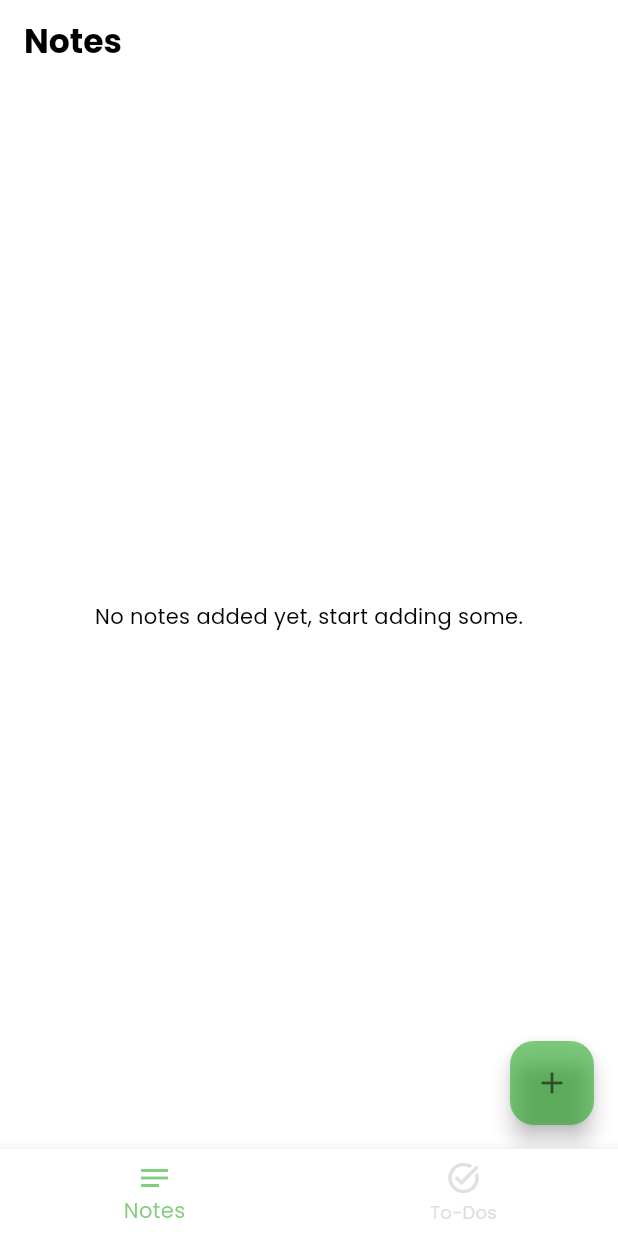
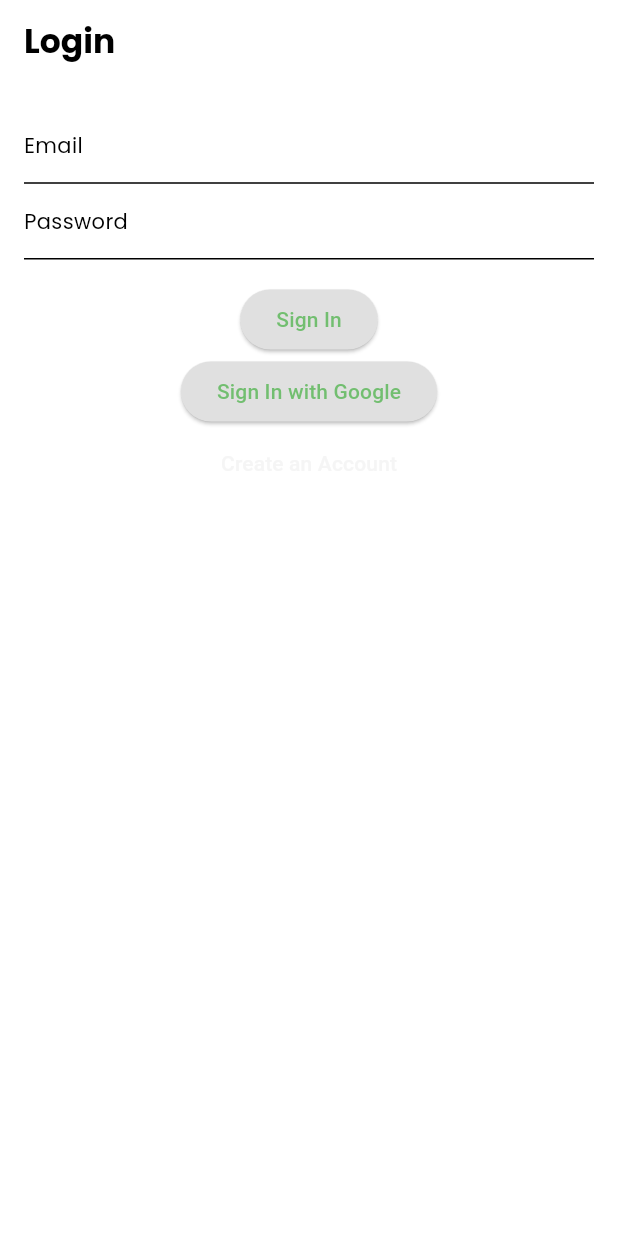
Before and after one commit to mussie-alemayehu/notes-and-to-do, a Flutter app: the screen it shows after launch, on a phone screen of 412 x 824 dp. Run offline on Flutter 3.47's test engine with Material 3 defaults, Android fonts, the phone set to English and light mode, and no system bars; our stand-ins replace firebase_auth, firebase_core, google_fonts, google_sign_in, sqflite; accounts and stored records are empty; generated files the repository leaves out were written again.

```diff
--- a/lib/main.dart
+++ b/lib/main.dart
@@ -14,6 +14,8 @@ import './providers/auth.dart';
 import './providers/to_dos.dart';
 
 // screens
+import './screens/signup_screen.dart';
+import './screens/login_screen.dart';
 import './screens/tabs_screen.dart';
 import './screens/note_details_screen.dart';
 import './screens/notes_list_screen.dart';
@@ -50,8 +52,14 @@ class MyApp extends StatelessWidget {
         title: 'Notes',
         theme: lightTheme,
         darkTheme: darkTheme,
-        initialRoute: TabsScreen.routeName,
+        home: Consumer<AuthProvider>(
+          builder: (context, auth, _) {
+            return auth.user == null ? LoginScreen() : TabsScreen();
+          },
+        ),
         routes: {
+          LoginScreen.routeName: (_) => const LoginScreen(),
+          SignUpScreen.routeName: (_) => const SignUpScreen(),
           TabsScreen.routeName: (_) => const TabsScreen(),
           NotesListScreen.routeName: (_) => const NotesListScreen(),
           NoteDetailsScreen.routeName: (_) => const NoteDetailsScreen(),
--- /dev/null
+++ b/lib/screens/login_screen.dart
@@ -0,0 +1,106 @@
+import 'package:flutter/material.dart';
+import 'package:provider/provider.dart';
+
+import './signup_screen.dart';
+import '../widgets/custom_text_field.dart';
+import '../providers/auth.dart';
+
+class LoginScreen extends StatefulWidget {
+  static const routeName = '/login';
+
+  const LoginScreen({super.key});
+
+  @override
+  State<LoginScreen> createState() => _LoginScreenState();
+}
+
+class _LoginScreenState extends State<LoginScreen> {
+  final _emailController = TextEditingController();
+  final _passwordController = TextEditingController();
+  bool isLoading = false;
+
+  void _login() async {
+    setState(() => isLoading = true);
+    final scaffoldMessenger = ScaffoldMessenger.of(context);
+    final auth = Provider.of<AuthProvider>(context, listen: false);
+    final errorMessage = await auth.signIn(
+      _emailController.text,
+      _passwordController.text,
+    );
+
+    if (errorMessage != null) {
+      scaffoldMessenger.showSnackBar(
+        SnackBar(content: Text(errorMessage)),
+      );
+    }
+    setState(() => isLoading = false);
+  }
+
+  void _signInWithGoogle() async {
+    final scaffoldMessenger = ScaffoldMessenger.of(context);
+    final auth = Provider.of<AuthProvider>(context, listen: false);
+    final errorMessage = await auth.signInWithGoogle();
+
+    if (errorMessage != null) {
+      scaffoldMessenger.showSnackBar(
+        SnackBar(content: Text(errorMessage)),
+      );
+    }
+  }
+
+  @override
+  Widget build(BuildContext context) {
+    return Scaffold(
+      appBar: AppBar(
+        title: Text(
+          'Login',
+          style: Theme.of(context).textTheme.headlineLarge,
+        ),
+      ),
+      body: Padding(
+        padding: const EdgeInsets.all(16.0),
+        child: Column(
+          children: [
+            CustomTextField(
+              controller: _emailController,
+              label: 'Email',
+            ),
+            CustomTextField(
+              controller: _passwordController,
+              label: 'Password',
+              obscureText: true,
+            ),
+            const SizedBox(height: 16),
+            isLoading
+                ? CircularProgressIndicator()
+                : ElevatedButton(
+                    onPressed: _login,
+                    style: ElevatedButton.styleFrom(
+                      backgroundColor: Theme.of(context).colorScheme.secondary,
+                      foregroundColor: Theme.of(context).colorScheme.tertiary,
+                    ),
+                    child: Text('Sign In'),
+                  ),
+            ElevatedButton(
+              onPressed: _signInWithGoogle,
+              style: ElevatedButton.styleFrom(
+                backgroundColor: Theme.of(context).colorScheme.secondary,
+                foregroundColor: Theme.of(context).colorScheme.tertiary,
+              ),
+              child: Text('Sign In with Google'),
+            ),
+            TextButton(
+              onPressed: () {
+                Navigator.pushReplacementNamed(
+                  context,
+                  SignUpScreen.routeName,
+                );
+              },
+              child: Text('Create an Account'),
+            ),
+          ],
+        ),
+      ),
+    );
+  }
+}
```
Also changed, not shown: lib/screens/signup_screen.dart (added, +75 -0 lines), 1 other file.
